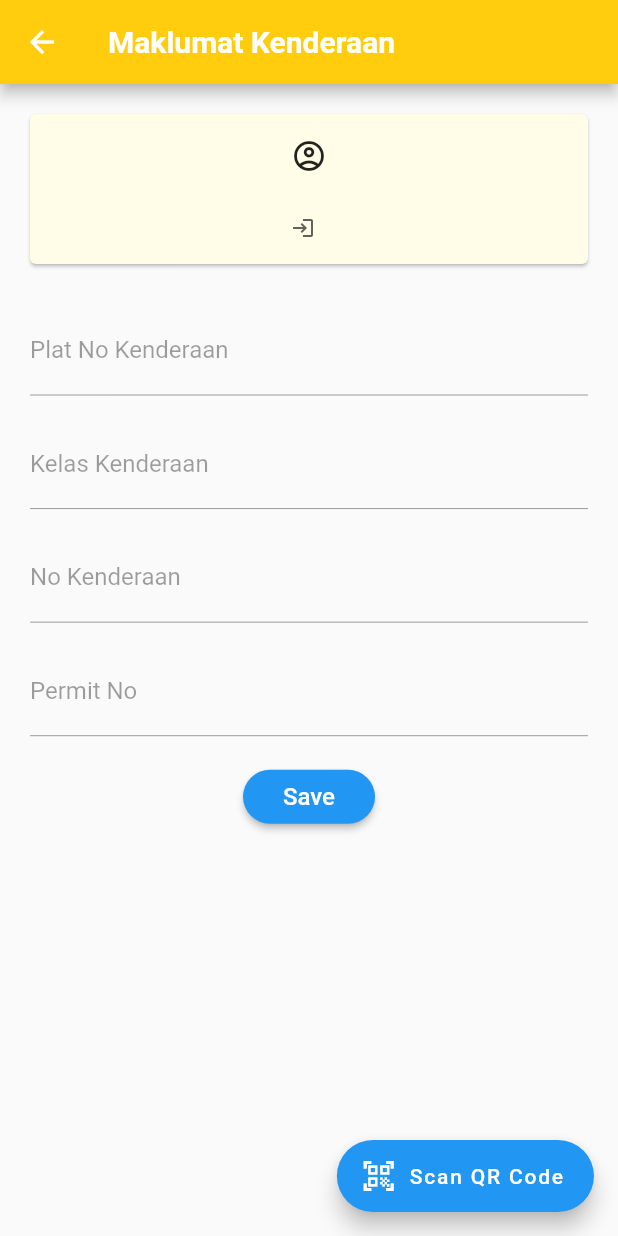
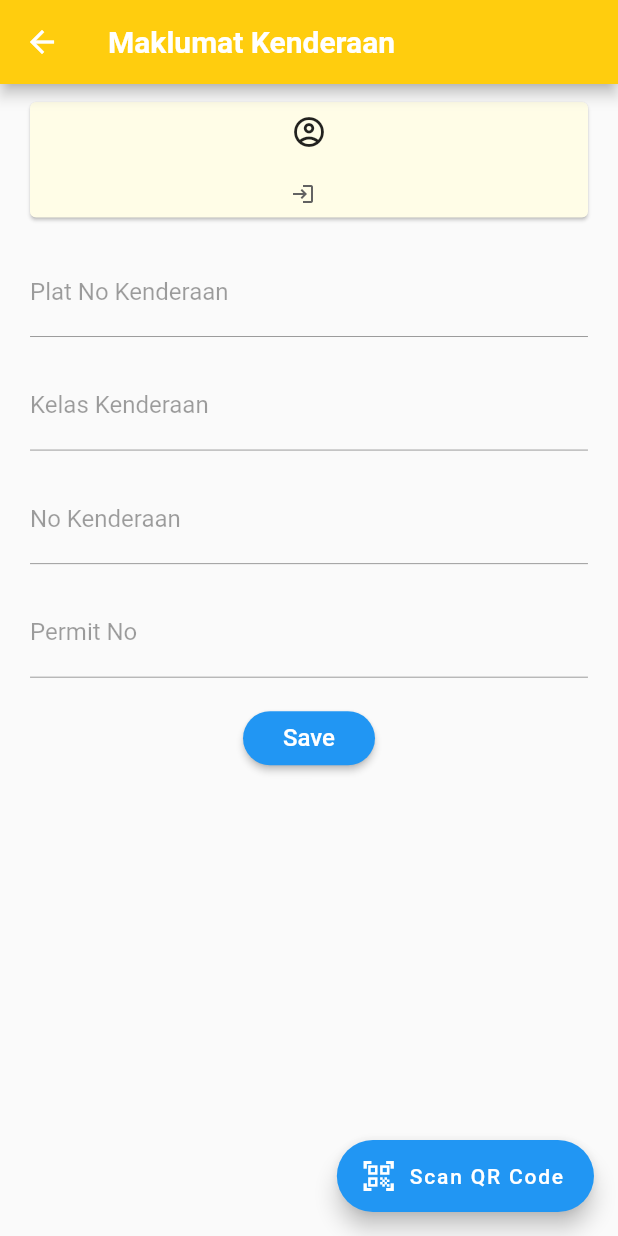
Before and after one commit to sh4of4n/edriving.qti.app.6.1.limsf.fork, a Flutter app: the GetVehicleInfo screen opened directly with empty values, on a phone screen of 412 x 824 dp. Run offline on Flutter 3.47's test engine with Material 2 defaults, Android fonts, the phone set to English and light mode, and no system bars; drawn by our look-alikes of flutter_form_builder; our stand-ins replace another_flushbar, auto_route, cached_network_image, camera, country_code_picker, datetime_picker_formfield and 22 more; missing offline and left inert: flutter_geocoder, qr_code_scanner, xml2json; accounts and stored records are empty; network calls fail; Roboto replaces fonts that are missing (Myriad).

Commit message:
27/03/2023 V.6.1.9
27/03/2023 V.6.1.9
ePandu ws 6.1.193.0
Enhanced

- Remove \u000d\u000a error message
- Adjust QTI profile font size
- Show nama calon at top of page Penilaian RPK & Penilaian Bhg 3
- Remove default URL

```diff
--- a/lib/common_library/services/networking.dart
+++ b/lib/common_library/services/networking.dart
@@ -77,7 +77,8 @@ class Networking extends BaseRepo {
             .replaceAll('[BLException]', '')
             .replaceAll('&#xD;', '')
             .replaceAll(r'"', '')
-            .replaceAll('\n', '');
+            .replaceAll('\n', '')
+            .replaceAll(r'\u000d\u000a', '');
 
         print(response.statusCode);
         print(message);
@@ -131,7 +132,8 @@ class Networking extends BaseRepo {
             .replaceAll('[BLException]', '')
             .replaceAll('&#xD;', '')
             .replaceAll(r'"', '')
-            .replaceAll('\n', '');
+            .replaceAll('\n', '')
+            .replaceAll(r'\u000d\u000a', '');
 
         print(response.statusCode);
         print(message);
--- a/lib/component/profile.dart
+++ b/lib/component/profile.dart
@@ -29,19 +29,19 @@ class _ProfileWidgetState extends State<ProfileWidget> {
   @override
   Widget build(BuildContext context) {
     return Padding(
-      padding: const EdgeInsets.all(16.0),
+      padding: const EdgeInsets.symmetric(horizontal: 16.0, vertical: 8.0),
       child: Card(
         color: Colors.yellow.shade50,
         child: Padding(
-          padding: EdgeInsets.all(16.0),
+          padding: const EdgeInsets.all(8.0),
           child: Column(
             crossAxisAlignment: CrossAxisAlignment.center,
             children: [
-              Icon(Icons.account_circle_outlined),
+              const Icon(Icons.account_circle_outlined),
               Text(
                 firstName,
-                style: TextStyle(
-                  fontSize: 24,
+                style: const TextStyle(
+                  fontSize: 18,
                 ),
               ),
               Row(
@@ -52,7 +52,7 @@ class _ProfileWidgetState extends State<ProfileWidget> {
                     size: 16,
                     color: Colors.grey.shade700,
                   ),
-                  SizedBox(width: 8),
+                  const SizedBox(width: 8),
                   Text(loginTime),
                 ],
               ),
--- a/pubspec.yaml
+++ b/pubspec.yaml
@@ -17,7 +17,7 @@ publish_to: "none" # Remove this line if you wish to publish to pub.dev
 # https://developer.apple.com/library/archive/documentation/General/Reference/InfoPlistKeyReference/Articles/CoreFoundationKeys.html
 # In Windows, build-name is used as the major, minor, and patch parts
 # of the product and file versions while build-number is used as the build suffix.
-version: 6.1.8+23
+version: 6.1.9+24
 
 environment:
   sdk: ">=2.18.1 <3.0.0"
```
Also changed, not shown: lib/main.dart (+5 -4 lines), lib/pages/jalan_raya/jr_part_iii.dart (+11 -0 lines), lib/pages/rpk/rpk_part_iii.dart (+11 -0 lines), lib/utils/check_url.dart (+8 -8 lines), 1 other file.
